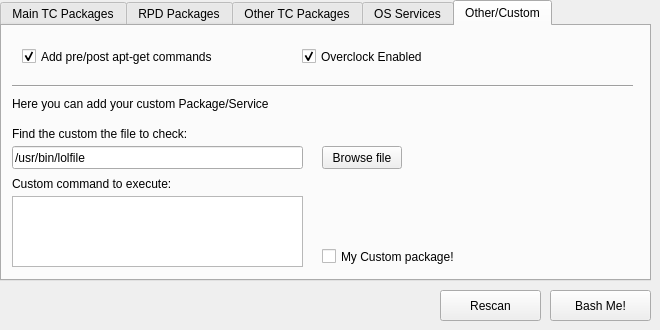
This is rpitc.ui in Gibbio/RPiTC_Builder as Qt 5 draws it before an edit. The edited form follows.
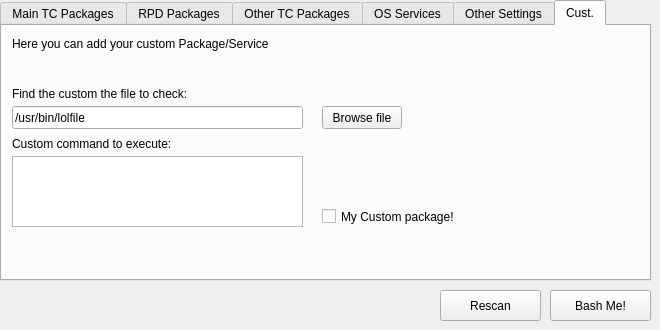
This is the edited form. The open tabs and pages were chosen to show the change. Icons and pictures are not drawn.

Commit message: - ICA H.264 accelerated for RPi2 - Update RPiTC - Custom package moved to new tab

Diff of the .ui file:
```diff
--- a/rpitc.ui
+++ b/rpitc.ui
@@ -440,15 +440,93 @@
       </layout>
      </widget>
     </widget>
+    <widget class="QWidget" name="othercfg_tab">
+     <attribute name="title">
+      <string>Other Settings</string>
+     </attribute>
+     <widget class="QWidget" name="verticalLayoutWidget_6">
+      <property name="geometry">
+       <rect>
+        <x>10</x>
+        <y>20</y>
+        <width>621</width>
+        <height>161</height>
+       </rect>
+      </property>
+      <layout class="QVBoxLayout" name="verticalLayout">
+       <item>
+        <widget class="QCheckBox" name="aptcache_checkBox">
+         <property name="text">
+          <string>Add pre/post apt-get commands</string>
+         </property>
+         <property name="icon">
+          <iconset resource="icons.qrc">
+           <normaloff>:/icons/terminal_icon.png</normaloff>:/icons/terminal_icon.png</iconset>
+         </property>
+         <property name="checked">
+          <bool>true</bool>
+         </property>
+        </widget>
+       </item>
+       <item>
+        <widget class="QCheckBox" name="overclock_checkBox">
+         <property name="text">
+          <string>Overclock the RPi2 board (safe options)</string>
+         </property>
+         <property name="icon">
+          <iconset resource="icons.qrc">
+           <normaloff>:/icons/overclock_icon.png</normaloff>:/icons/overclock_icon.png</iconset>
+         </property>
+         <property name="checked">
+          <bool>true</bool>
+         </property>
+        </widget>
+       </item>
+       <item>
+        <widget class="QCheckBox" name="update_checkBox">
+         <property name="text">
+          <string>Update RPiTC Builder (this will clean the packages/services procedure!)</string>
+         </property>
+         <property name="icon">
+          <iconset resource="icons.qrc">
+           <normaloff>:/icons/terminal_icon.png</normaloff>:/icons/terminal_icon.png</iconset>
+         </property>
+         <property name="checked">
+          <bool>false</bool>
+         </property>
+        </widget>
+       </item>
+      </layout>
+     </widget>
+    </widget>
     <widget class="QWidget" name="custom_tab">
      <attribute name="title">
-      <string>Other/Custom</string>
+      <string>Cust.</string>
      </attribute>
+     <widget class="QLabel" name="customcommand_label">
+      <property name="enabled">
+       <bool>true</bool>
+      </property>
+      <property name="geometry">
+       <rect>
+        <x>10</x>
+        <y>110</y>
+        <width>391</width>
+        <height>16</height>
+       </rect>
+      </property>
+      <property name="text">
+       <string>Custom command to execute:</string>
+      </property>
+     </widget>
      <widget class="QLabel" name="custom_label">
+      <property name="enabled">
+       <bool>true</bool>
+      </property>
       <property name="geometry">
        <rect>
         <x>10</x>
-        <y>70</y>
+        <y>10</y>
         <width>551</width>
         <height>16</height>
        </rect>
@@ -457,11 +535,43 @@
        <string>Here you can add your custom Package/Service</string>
       </property>
      </widget>
+     <widget class="QLineEdit" name="customfile_lineEdit">
+      <property name="enabled">
+       <bool>true</bool>
+      </property>
+      <property name="geometry">
+       <rect>
+        <x>10</x>
+        <y>80</y>
+        <width>291</width>
+        <height>23</height>
+       </rect>
+      </property>
+      <property name="text">
+       <string>/usr/bin/lolfile</string>
+      </property>
+     </widget>
+     <widget class="QTextEdit" name="custom_textEdit">
+      <property name="enabled">
+       <bool>true</bool>
+      </property>
+      <property name="geometry">
+       <rect>
+        <x>10</x>
+        <y>130</y>
+        <width>291</width>
+        <height>71</height>
+       </rect>
+      </property>
+     </widget>
      <widget class="QCheckBox" name="custom_checkBox">
+      <property name="enabled">
+       <bool>true</bool>
+      </property>
       <property name="geometry">
        <rect>
         <x>320</x>
-        <y>220</y>
+        <y>180</y>
         <width>151</width>
         <height>21</height>
        </rect>
@@ -470,57 +580,14 @@
        <string>My Custom package!</string>
       </property>
      </widget>
-     <widget class="Line" name="custom_line">
-      <property name="geometry">
-       <rect>
-        <x>10</x>
-        <y>50</y>
-        <width>621</width>
-        <height>20</height>
-       </rect>
-      </property>
-      <property name="orientation">
-       <enum>Qt::Horizontal</enum>
-      </property>
-     </widget>
-     <widget class="QCheckBox" name="aptcache_checkBox">
-      <property name="geometry">
-       <rect>
-        <x>20</x>
-        <y>20</y>
-        <width>251</width>
-        <height>21</height>
-       </rect>
-      </property>
-      <property name="text">
-       <string>Add pre/post apt-get commands</string>
-      </property>
-      <property name="icon">
-       <iconset resource="icons.qrc">
-        <normaloff>:/icons/terminal_icon.png</normaloff>:/icons/terminal_icon.png</iconset>
-      </property>
-      <property name="checked">
-       <bool>true</bool>
-      </property>
-     </widget>
-     <widget class="QLineEdit" name="customfile_lineEdit">
-      <property name="geometry">
-       <rect>
-        <x>10</x>
-        <y>120</y>
-        <width>291</width>
-        <height>23</height>
-       </rect>
-      </property>
-      <property name="text">
-       <string>/usr/bin/lolfile</string>
-      </property>
-     </widget>
      <widget class="QPushButton" name="searchfile_pushButton">
+      <property name="enabled">
+       <bool>true</bool>
+      </property>
       <property name="geometry">
        <rect>
         <x>320</x>
-        <y>120</y>
+        <y>80</y>
         <width>80</width>
         <height>23</height>
        </rect>
@@ -530,10 +597,13 @@
       </property>
      </widget>
      <widget class="QLabel" name="findfile_label">
+      <property name="enabled">
+       <bool>true</bool>
+      </property>
       <property name="geometry">
        <rect>
         <x>10</x>
-        <y>100</y>
+        <y>60</y>
         <width>391</width>
         <height>16</height>
        </rect>
@@ -542,49 +612,6 @@
        <string>Find the custom the file to check:</string>
       </property>
      </widget>
-     <widget class="QLabel" name="customcommand_label">
-      <property name="geometry">
-       <rect>
-        <x>10</x>
-        <y>150</y>
-        <width>391</width>
-        <height>16</height>
-       </rect>
-      </property>
-      <property name="text">
-       <string>Custom command to execute:</string>
-      </property>
-     </widget>
-     <widget class="QTextEdit" name="custom_textEdit">
-      <property name="geometry">
-       <rect>
-        <x>10</x>
-        <y>170</y>
-        <width>291</width>
-        <height>71</height>
-       </rect>
-      </property>
-     </widget>
-     <widget class="QCheckBox" name="overclock_checkBox">
-      <property name="geometry">
-       <rect>
-        <x>300</x>
-        <y>20</y>
-        <width>251</width>
-        <height>21</height>
-       </rect>
-      </property>
-      <property name="text">
-       <string>Overclock Enabled</string>
-      </property>
-      <property name="icon">
-       <iconset resource="icons.qrc">
-        <normaloff>:/icons/overclock_icon.png</normaloff>:/icons/overclock_icon.png</iconset>
-      </property>
-      <property name="checked">
-       <bool>true</bool>
-      </property>
-     </widget>
     </widget>
    </widget>
    <widget class="QPushButton" name="pushButton">
```
Left out of the diff: 24 changed lines with no effect on the pictures. The commit also changes 3 other files.
